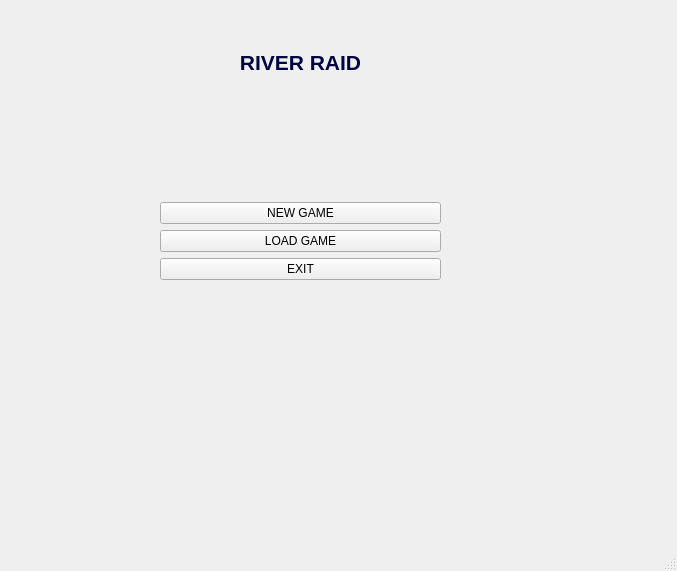
Before: the Qt Designer form menu.ui in alisahra/yare_ghadimi, drawn with Qt 5.
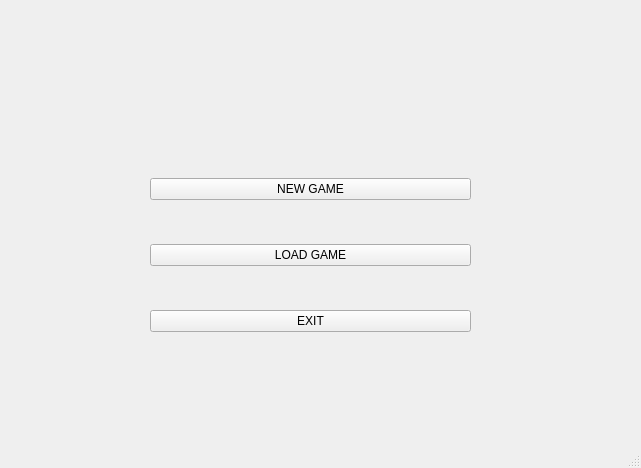
After: the same form once the commit is applied.

Patch:
```diff
--- a/menu.ui
+++ b/menu.ui
@@ -6,8 +6,8 @@
    <rect>
     <x>0</x>
     <y>0</y>
-    <width>677</width>
-    <height>571</height>
+    <width>641</width>
+    <height>468</height>
    </rect>
   </property>
   <property name="windowTitle">
@@ -17,33 +17,13 @@
    <widget class="QWidget" name="">
     <property name="geometry">
      <rect>
-      <x>160</x>
-      <y>50</y>
-      <width>281</width>
-      <height>351</height>
+      <x>150</x>
+      <y>140</y>
+      <width>321</width>
+      <height>231</height>
      </rect>
     </property>
     <layout class="QVBoxLayout" name="verticalLayout">
-     <item>
-      <widget class="QLabel" name="label">
-       <property name="text">
-        <string>&lt;html&gt;&lt;head/&gt;&lt;body&gt;&lt;p align=&quot;center&quot;&gt;&lt;span style=&quot; font-size:16pt; font-weight:600; color:#000541;&quot;&gt;RIVER RAID&lt;/span&gt;&lt;/p&gt;&lt;/body&gt;&lt;/html&gt;</string>
-       </property>
-      </widget>
-     </item>
-     <item>
-      <spacer name="verticalSpacer">
-       <property name="orientation">
-        <enum>Qt::Vertical</enum>
-       </property>
-       <property name="sizeHint" stdset="0">
-        <size>
-         <width>20</width>
-         <height>40</height>
-        </size>
-       </property>
-      </spacer>
-     </item>
      <item>
       <widget class="QPushButton" name="pushButton">
        <property name="text">
@@ -65,19 +45,6 @@
        </property>
       </widget>
      </item>
-     <item>
-      <spacer name="verticalSpacer_2">
-       <property name="orientation">
-        <enum>Qt::Vertical</enum>
-       </property>
-       <property name="sizeHint" stdset="0">
-        <size>
-         <width>20</width>
-         <height>40</height>
-        </size>
-       </property>
-      </spacer>
-     </item>
     </layout>
    </widget>
    <zorder>label</zorder>
```
Left out of the diff: 7 changed lines with no effect on the pictures.
